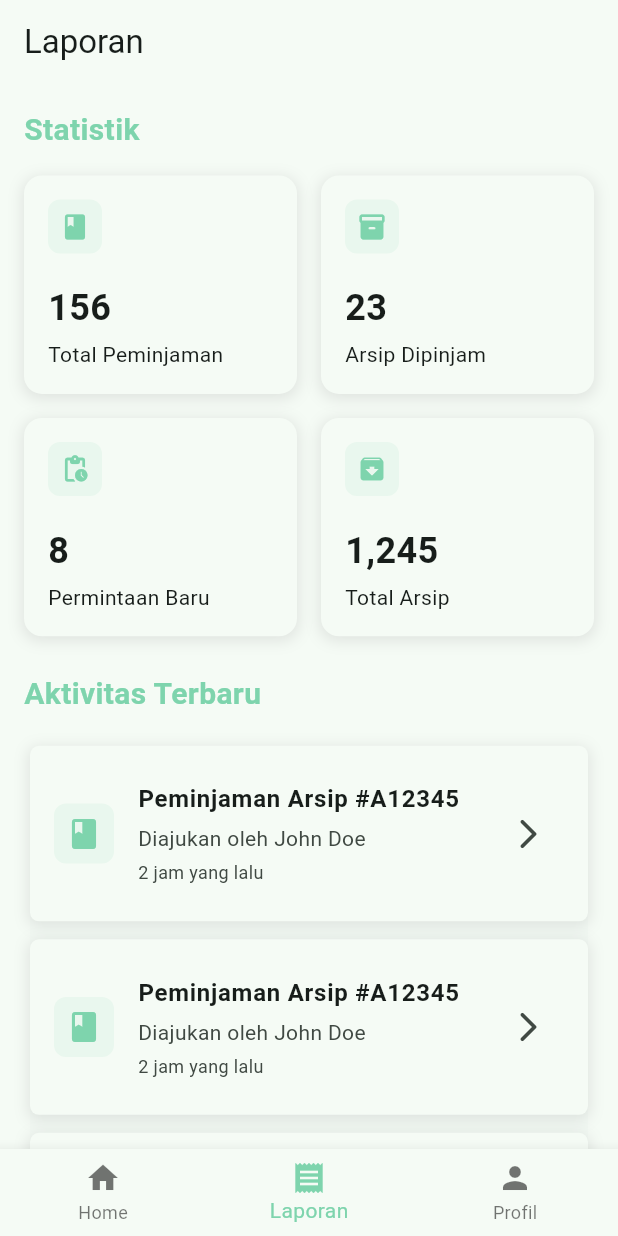
After one commit to FajarRAP/archive_management_system, a Flutter app: the ReportPage screen opened by its route, on a phone screen of 412 x 824 dp. The commit adds this screen. Run offline on Flutter 3.47's test engine with Material 3 defaults, Android fonts, the phone set to English and light mode, and no system bars; our stand-ins replace bloc, dartz, flutter_bloc, flutter_dotenv, get_it, go_router and 1 more; accounts and stored records are empty.

Commit message:
feat : admin report page

```diff
--- a/lib/core/routes/router.dart
+++ b/lib/core/routes/router.dart
@@ -1,4 +1,5 @@
 import 'package:archive_management_system/features/archive/domain/entities/archive_loan_entity.dart';
+import 'package:archive_management_system/features/archive/presentation/pages/report_page.dart';
 import 'package:archive_management_system/features/archive/presentation/pages/return_archive_detail.dart';
 import 'package:go_router/go_router.dart';
 import 'package:supabase_flutter/supabase_flutter.dart';
@@ -73,7 +74,7 @@ final router = GoRouter(
           routes: <RouteBase>[
             GoRoute(
               path: reportRoute,
-              builder: (context, state) => const LendHistoryPage(),
+              builder: (context, state) => const ReportPage(),
             ),
           ],
         ),
--- /dev/null
+++ b/lib/features/archive/presentation/pages/report_page.dart
@@ -0,0 +1,186 @@
+import 'package:flutter/material.dart';
+
+import '../../../../core/common/constants.dart';
+
+class ReportPage extends StatelessWidget {
+  const ReportPage({super.key});
+
+  @override
+  Widget build(BuildContext context) {
+    final colorScheme = Theme.of(context).colorScheme;
+
+    return Scaffold(
+      appBar: AppBar(title: const Text('Laporan')),
+      body: ListView(
+        padding: const EdgeInsets.all(16),
+        children: [
+          Column(
+            crossAxisAlignment: CrossAxisAlignment.start,
+            children: [
+              Text(
+                'Statistik',
+                style: TextStyle(
+                  color: colorScheme.primary,
+                  fontSize: 20,
+                  fontWeight: FontWeight.w700,
+                ),
+              ),
+              const SizedBox(height: 16),
+              GridView.count(
+                crossAxisCount: 2,
+                shrinkWrap: true,
+                physics: const NeverScrollableScrollPhysics(),
+                mainAxisSpacing: 16,
+                crossAxisSpacing: 16,
+                childAspectRatio: 1.25,
+                children: [
+                  _buildStatCard(
+                    title: 'Total Peminjaman',
+                    value: '156',
+                    icon: Icons.book_rounded,
+                    colorScheme: colorScheme,
+                  ),
+                  _buildStatCard(
+                    title: 'Arsip Dipinjam',
+                    value: '23',
+                    icon: Icons.inventory_2_rounded,
+                    colorScheme: colorScheme,
+                  ),
+                  _buildStatCard(
+                    title: 'Permintaan Baru',
+                    value: '8',
+                    icon: Icons.pending_actions_rounded,
+                    colorScheme: colorScheme,
+                  ),
+                  _buildStatCard(
+                    title: 'Total Arsip',
+                    value: '1,245',
+                    icon: Icons.archive_rounded,
+                    colorScheme: colorScheme,
+                  ),
+                ],
+              ),
+            ],
+          ),
+          const SizedBox(height: 24),
+          Column(
+            crossAxisAlignment: CrossAxisAlignment.start,
+            children: [
+              Text(
+                'Aktivitas Terbaru',
+                style: TextStyle(
+                  fontSize: 20,
+                  fontWeight: FontWeight.bold,
+                  color: colorScheme.primary,
+                ),
+              ),
+              const SizedBox(height: 16),
+              Card(
+                elevation: 0,
+                color: colorScheme.surfaceVariant.withOpacity(0.1),
+                shape: RoundedRectangleBorder(
+                  borderRadius: BorderRadius.circular(12),
+                ),
+                child: ListView.separated(
+                  shrinkWrap: true,
+                  physics: const NeverScrollableScrollPhysics(),
+                  itemCount: 5,
+                  itemBuilder: (context, index) {
+                    return _buildActivityItem(
+                      title: 'Peminjaman Arsip #A12345',
+                      subtitle: 'Diajukan oleh John Doe',
+                      time: '2 jam yang lalu',
+                      icon: Icons.book_rounded,
+                      colorScheme: colorScheme,
+                    );
+                  },
+                  separatorBuilder: (context, index) =>
+                      const SizedBox(height: 12),
+                ),
+              ),
+            ],
+          ),
+        ],
+      ),
+    );
+  }
+
+  Widget _buildStatCard({
+    required String title,
+    required String value,
+    required IconData icon,
+    required ColorScheme colorScheme,
+  }) {
+    return Container(
+      decoration: BoxDecoration(
+        borderRadius: BorderRadius.circular(12),
+        boxShadow: cardBoxShadow,
+        color: colorScheme.surface,
+      ),
+      padding: const EdgeInsets.all(16),
+      child: Column(
+        crossAxisAlignment: CrossAxisAlignment.start,
+        children: [
+          Container(
+            padding: const EdgeInsets.all(8),
+            decoration: BoxDecoration(
+              color: colorScheme.primary.withOpacity(0.1),
+              borderRadius: BorderRadius.circular(8),
+            ),
+            child: Icon(icon, color: colorScheme.primary, size: 20),
+          ),
+          const Spacer(),
+          Text(
+            value,
+            style: const TextStyle(fontSize: 24, fontWeight: FontWeight.w700),
+          ),
+          const SizedBox(height: 4),
+          Text(title),
+        ],
+      ),
+    );
+  }
+
+  Widget _buildActivityItem({
+    required String title,
+    required String subtitle,
+    required String time,
+    required IconData icon,
+    required ColorScheme colorScheme,
+  }) {
+    return Container(
+      decoration: BoxDecoration(
+        borderRadius: BorderRadius.circular(6),
+        boxShadow: cardBoxShadow,
+        color: colorScheme.surface,
+      ),
+      child: ListTile(
+        contentPadding: const EdgeInsets.all(16),
+        leading: Container(
+          padding: const EdgeInsets.all(8),
+          decoration: BoxDecoration(
+            color: colorScheme.primary.withOpacity(0.1),
+            borderRadius: BorderRadius.circular(8),
+          ),
+          child: Icon(icon, color: colorScheme.primary),
+        ),
+        subtitle: Column(
+          crossAxisAlignment: CrossAxisAlignment.start,
+          children: [
+            const SizedBox(height: 4),
+            Text(subtitle),
+            const SizedBox(height: 4),
+            Text(time, style: TextStyle(fontSize: 12)),
+          ],
+        ),
+        title: Text(title, style: const TextStyle(fontWeight: FontWeight.bold)),
+        trailing: IconButton(
+          icon: const Icon(Icons.arrow_forward_ios_rounded),
+          onPressed: () {
+            // Navigate to detail
+          },
+        ),
+      ),
+    );
+  }
+}
--- a/pubspec.yaml
+++ b/pubspec.yaml
@@ -43,6 +43,7 @@ dependencies:
   dartz: ^0.10.1
   meta: ^1.15.0
   intl: ^0.19.0
+  fl_chart: ^0.69.0
 
 dev_dependencies:
   flutter_test:
```
Also changed, not shown: pubspec.lock.
